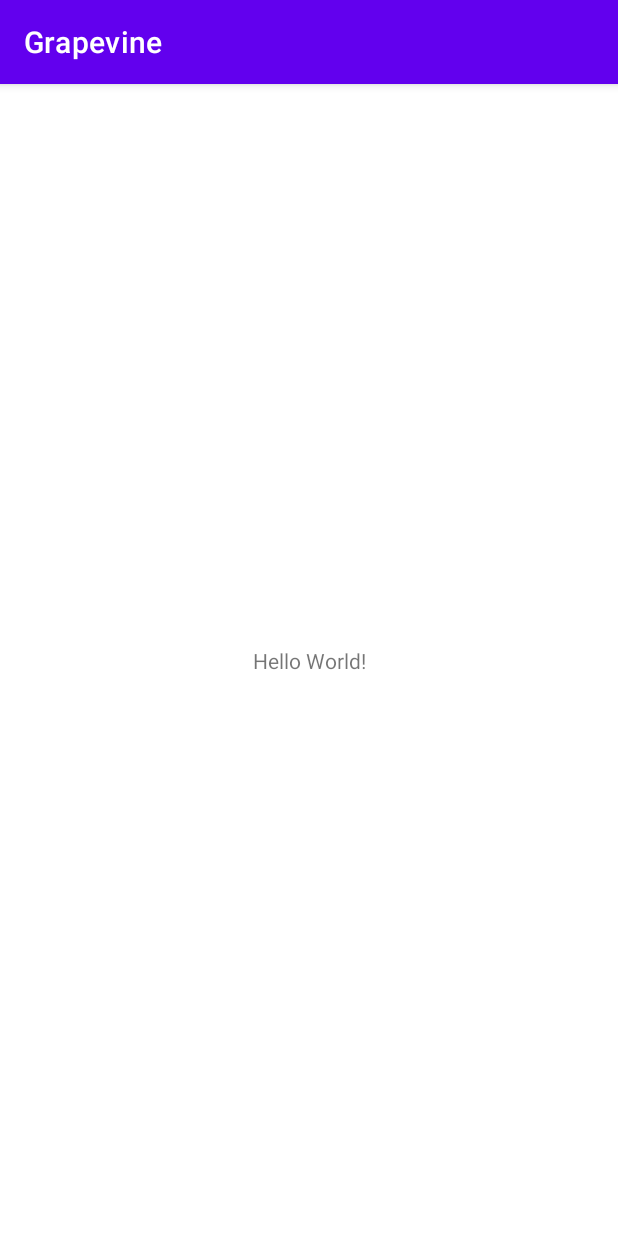
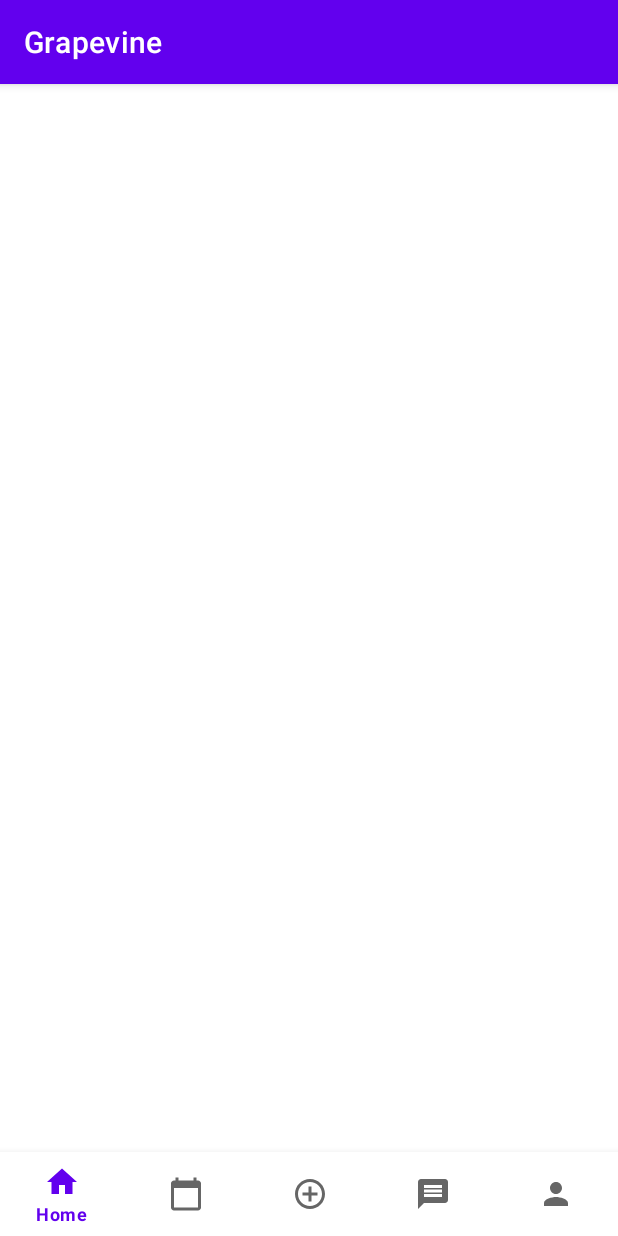
Before and after one commit to Bohbah/AndroidProject, an Android app: the screen it shows after launch (MainActivity), on a phone screen of 412 x 824 dp. Run offline under Robolectric (Android 15) with nearby library versions, the phone set to English and light mode, and no system bars.

Commit message:
Bottom Navigation Created

```diff
--- /dev/null
+++ b/app/src/main/res/drawable/ic_baseline_add_circle_outline_24.xml
@@ -0,0 +1,5 @@
+<vector android:height="24dp" android:tint="#000000"
+    android:viewportHeight="24" android:viewportWidth="24"
+    android:width="24dp" xmlns:android="http://schemas.android.com/apk/res/android">
+    <path android:fillColor="@android:color/white" android:pathData="M13,7h-2v4L7,11v2h4v4h2v-4h4v-2h-4L13,7zM12,2C6.48,2 2,6.48 2,12s4.48,10 10,10 10,-4.48 10,-10S17.52,2 12,2zM12,20c-4.41,0 -8,-3.59 -8,-8s3.59,-8 8,-8 8,3.59 8,8 -3.59,8 -8,8z"/>
+</vector>
--- /dev/null
+++ b/app/src/main/res/drawable/ic_baseline_calendar_today_24.xml
@@ -0,0 +1,5 @@
+<vector android:height="24dp" android:tint="#000000"
+    android:viewportHeight="24" android:viewportWidth="24"
+    android:width="24dp" xmlns:android="http://schemas.android.com/apk/res/android">
+    <path android:fillColor="@android:color/white" android:pathData="M20,3h-1L19,1h-2v2L7,3L7,1L5,1v2L4,3c-1.1,0 -2,0.9 -2,2v16c0,1.1 0.9,2 2,2h16c1.1,0 2,-0.9 2,-2L22,5c0,-1.1 -0.9,-2 -2,-2zM20,21L4,21L4,8h16v13z"/>
+</vector>
--- /dev/null
+++ b/app/src/main/res/drawable/ic_baseline_home_24.xml
@@ -0,0 +1,5 @@
+<vector android:height="24dp" android:tint="#000000"
+    android:viewportHeight="24" android:viewportWidth="24"
+    android:width="24dp" xmlns:android="http://schemas.android.com/apk/res/android">
+    <path android:fillColor="@android:color/white" android:pathData="M10,20v-6h4v6h5v-8h3L12,3 2,12h3v8z"/>
+</vector>
--- /dev/null
+++ b/app/src/main/res/drawable/ic_baseline_message_24.xml
@@ -0,0 +1,5 @@
+<vector android:height="24dp" android:tint="#000000"
+    android:viewportHeight="24" android:viewportWidth="24"
+    android:width="24dp" xmlns:android="http://schemas.android.com/apk/res/android">
+    <path android:fillColor="@android:color/white" android:pathData="M20,2L4,2c-1.1,0 -1.99,0.9 -1.99,2L2,22l4,-4h14c1.1,0 2,-0.9 2,-2L22,4c0,-1.1 -0.9,-2 -2,-2zM18,14L6,14v-2h12v2zM18,11L6,11L6,9h12v2zM18,8L6,8L6,6h12v2z"/>
+</vector>
--- /dev/null
+++ b/app/src/main/res/drawable/ic_baseline_person_24.xml
@@ -0,0 +1,5 @@
+<vector android:height="24dp" android:tint="#000000"
+    android:viewportHeight="24" android:viewportWidth="24"
+    android:width="24dp" xmlns:android="http://schemas.android.com/apk/res/android">
+    <path android:fillColor="@android:color/white" android:pathData="M12,12c2.21,0 4,-1.79 4,-4s-1.79,-4 -4,-4 -4,1.79 -4,4 1.79,4 4,4zM12,14c-2.67,0 -8,1.34 -8,4v2h16v-2c0,-2.66 -5.33,-4 -8,-4z"/>
+</vector>
--- a/app/src/main/res/layout/activity_main.xml
+++ b/app/src/main/res/layout/activity_main.xml
@@ -6,13 +6,10 @@
     android:layout_height="match_parent"
     tools:context=".MainActivity">
 
-    <TextView
-        android:layout_width="wrap_content"
+    <com.google.android.material.bottomnavigation.BottomNavigationView
+        android:id="@+id/bottom_navigation"
+        android:layout_width="match_parent"
         android:layout_height="wrap_content"
-        android:text="Hello World!"
         app:layout_constraintBottom_toBottomOf="parent"
-        app:layout_constraintEnd_toEndOf="parent"
-        app:layout_constraintStart_toStartOf="parent"
-        app:layout_constraintTop_toTopOf="parent" />
-
+        app:menu="@menu/menu_bottom_navigation" />
 </androidx.constraintlayout.widget.ConstraintLayout>
--- /dev/null
+++ b/app/src/main/res/menu/menu_bottom_navigation.xml
@@ -0,0 +1,30 @@
+<?xml version="1.0" encoding="utf-8"?>
+<menu xmlns:app="http://schemas.android.com/apk/res-auto"
+    xmlns:android="http://schemas.android.com/apk/res/android">
+
+    <item
+        android:id="@+id/action_home"
+        android:icon="@drawable/ic_baseline_home_24"
+        android:title="Home"
+        app:showAsAction="always"/>
+    <item
+        android:id="@+id/action_calendar"
+        android:icon="@drawable/ic_baseline_calendar_today_24"
+        android:title="Calendar"
+        app:showAsAction="always"/>
+    <item
+        android:id="@+id/action_compose"
+        android:icon="@drawable/ic_baseline_add_circle_outline_24"
+        android:title="Compose"
+        app:showAsAction="always" />
+    <item
+        android:id="@+id/action_chat"
+        android:icon="@drawable/ic_baseline_message_24"
+        android:title="Chat"
+        app:showAsAction="always" />
+    <item
+        android:id="@+id/action_profile"
+        android:icon="@drawable/ic_baseline_person_24"
+        android:title="Profile"
+        app:showAsAction="always" />
+</menu>
```
